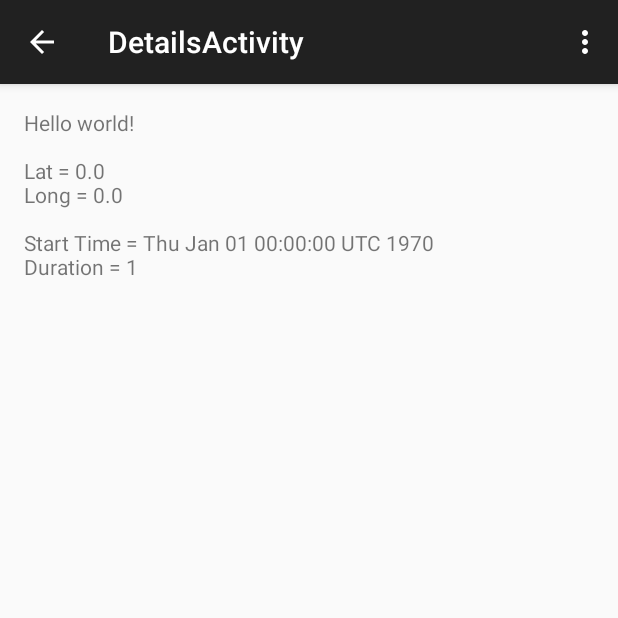
After one commit to mwales/android, an Android app: the DetailsActivity screen opened directly, with no data from a screen before it, on a phone screen of 412 x 824 dp, the top half of it. The commit adds this screen. Run offline under Robolectric (Android 15) with nearby library versions, the phone set to English and light mode, and no system bars.

Commit message:
Added a details activity and fragment and passed data to it

```diff
--- /dev/null
+++ b/Sunshine/app/src/main/java/net/mwales/yawa/DetailsActivity.java
@@ -0,0 +1,98 @@
+package net.mwales.yawa;
+
+import android.support.v7.app.ActionBarActivity;
+import android.support.v7.app.ActionBar;
+import android.support.v4.app.Fragment;
+import android.os.Bundle;
+import android.util.Log;
+import android.view.LayoutInflater;
+import android.view.Menu;
+import android.view.MenuItem;
+import android.view.View;
+import android.view.ViewGroup;
+import android.os.Build;
+import android.widget.TextView;
+
+import java.util.Date;
+
+
+public class DetailsActivity extends ActionBarActivity
+{
+
+    @Override
+    protected void onCreate(Bundle savedInstanceState)
+    {
+        super.onCreate(savedInstanceState);
+        setContentView(R.layout.activity_details);
+        if (savedInstanceState == null)
+        {
+            getSupportFragmentManager().beginTransaction()
+                    .add(R.id.container, new PlaceholderFragment())
+                    .commit();
+        }
+    }
+
+
+    @Override
+    public boolean onCreateOptionsMenu(Menu menu)
+    {
+        // Inflate the menu; this adds items to the action bar if it is present.
+        getMenuInflater().inflate(R.menu.menu_details, menu);
+        return true;
+    }
+
+    @Override
+    public boolean onOptionsItemSelected(MenuItem item)
+    {
+        // Handle action bar item clicks here. The action bar will
+        // automatically handle clicks on the Home/Up button, so long
+        // as you specify a parent activity in AndroidManifest.xml.
+        int id = item.getItemId();
+
+        //noinspection SimplifiableIfStatement
+        if (id == R.id.action_settings)
+        {
+            return true;
+        }
+
+        return super.onOptionsItemSelected(item);
+    }
+
+    /**
+     * A placeholder fragment containing a simple view.
+     */
+    public static class PlaceholderFragment extends Fragment
+    {
+
+        public PlaceholderFragment()
+        {
+        }
+
+        @Override
+        public View onCreateView(LayoutInflater inflater, ViewGroup container,
+                                 Bundle savedInstanceState)
+        {
+            View rootView = inflater.inflate(R.layout.fragment_details, container, false);
+
+            TextView displayText = (TextView) rootView.findViewById(R.id.details_text);
+
+            double locationLat = getActivity().getIntent().getDoubleExtra("net.mwales.yawa.latitude", 0.0);
+            double locationLong = getActivity().getIntent().getDoubleExtra("net.mwales.yawa.longitude", 0.0);
+            Date passStartTime = new Date();
+            passStartTime.setTime(getActivity().getIntent().getLongExtra("net.mwales.yawa.passStart", 0));
+            int passDuration = getActivity().getIntent().getIntExtra("net.mwales.yawa.passDuration", 1);
+
+            displayText.append("\n\nLat = " + Double.toString(locationLat));
+            displayText.append("\nLong = " + Double.toString(locationLong));
+            displayText.append("\n\nStart Time = " + passStartTime.toString());
+            displayText.append("\nDuration = " + Integer.toString(passDuration));
+
+
+            Log.d("YAWA-ForecastFrag", "Lat retrieved from intent = " + locationLat);
+
+
+
+            return rootView;
+        }
+    }
+}
--- /dev/null
+++ b/Sunshine/app/src/main/res/layout/activity_details.xml
@@ -0,0 +1,7 @@
+<FrameLayout xmlns:android="http://schemas.android.com/apk/res/android"
+             xmlns:tools="http://schemas.android.com/tools"
+             android:id="@+id/container"
+             android:layout_width="match_parent"
+             android:layout_height="match_parent"
+             tools:context="net.mwales.yawa.DetailsActivity"
+             tools:ignore="MergeRootFrame"/>
--- /dev/null
+++ b/Sunshine/app/src/main/res/layout/fragment_details.xml
@@ -0,0 +1,17 @@
+<RelativeLayout xmlns:android="http://schemas.android.com/apk/res/android"
+                xmlns:tools="http://schemas.android.com/tools"
+                android:layout_width="match_parent"
+                android:layout_height="match_parent"
+                android:paddingLeft="@dimen/activity_horizontal_margin"
+                android:paddingRight="@dimen/activity_horizontal_margin"
+                android:paddingTop="@dimen/activity_vertical_margin"
+                android:paddingBottom="@dimen/activity_vertical_margin"
+                tools:context="net.mwales.yawa.DetailsActivity$PlaceholderFragment">
+
+    <TextView
+        android:id="@+id/details_text"
+        android:text="@string/hello_world"
+        android:layout_width="wrap_content"
+        android:layout_height="wrap_content"/>
+
+</RelativeLayout>
--- /dev/null
+++ b/Sunshine/app/src/main/res/menu/menu_details.xml
@@ -0,0 +1,9 @@
+<menu xmlns:android="http://schemas.android.com/apk/res/android"
+      xmlns:app="http://schemas.android.com/apk/res-auto"
+      xmlns:tools="http://schemas.android.com/tools"
+      tools:context="net.mwales.yawa.DetailsActivity">
+    <item android:id="@+id/action_settings"
+          android:title="@string/action_settings"
+          android:orderInCategory="100"
+          app:showAsAction="never"/>
+</menu>
--- a/Sunshine/app/src/main/res/values/strings.xml
+++ b/Sunshine/app/src/main/res/values/strings.xml
@@ -3,4 +3,5 @@
     <string name="hello_world">Hello world!</string>
     <string name="action_settings">Settings</string>
     <string name="action_refresh">Refresh (Debug Mode)</string>
+    <string name="title_activity_details">DetailsActivity</string>
 </resources>
```
Also changed, not shown: Sunshine/app/src/main/AndroidManifest.xml (+8 -2 lines), Sunshine/app/src/main/java/net/mwales/yawa/ForecastFragment.java (+46 -0 lines).
